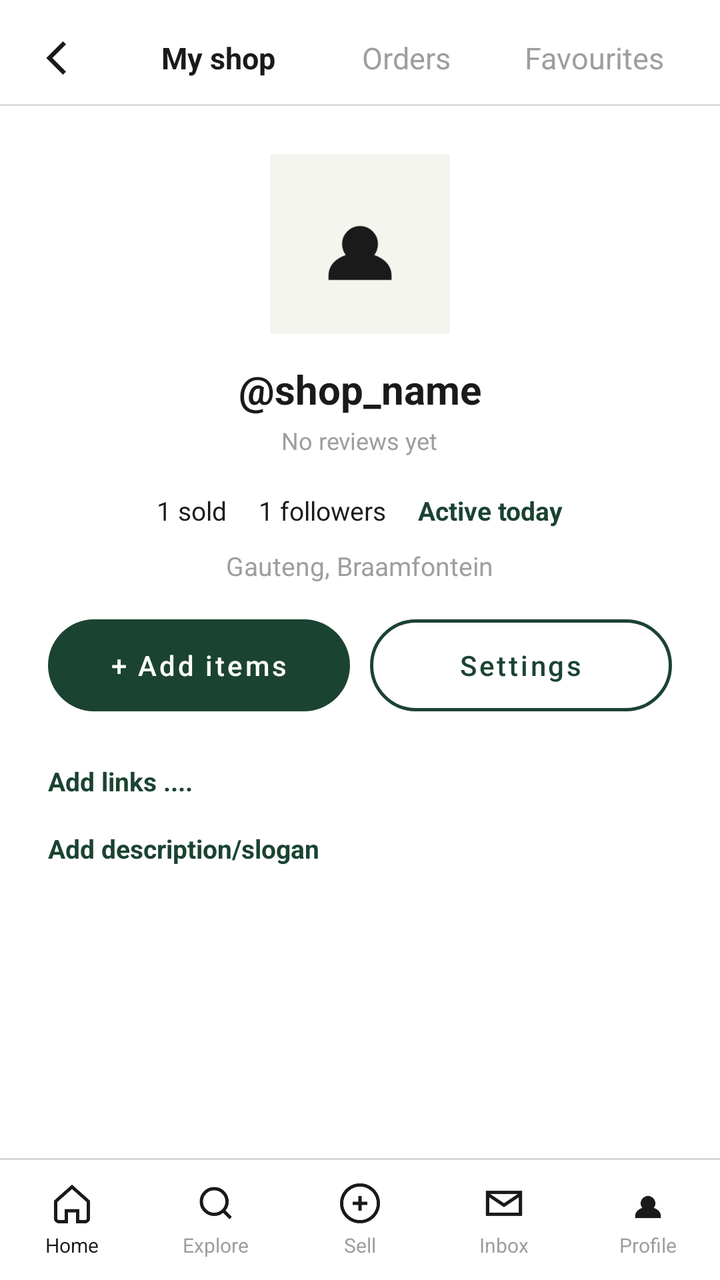
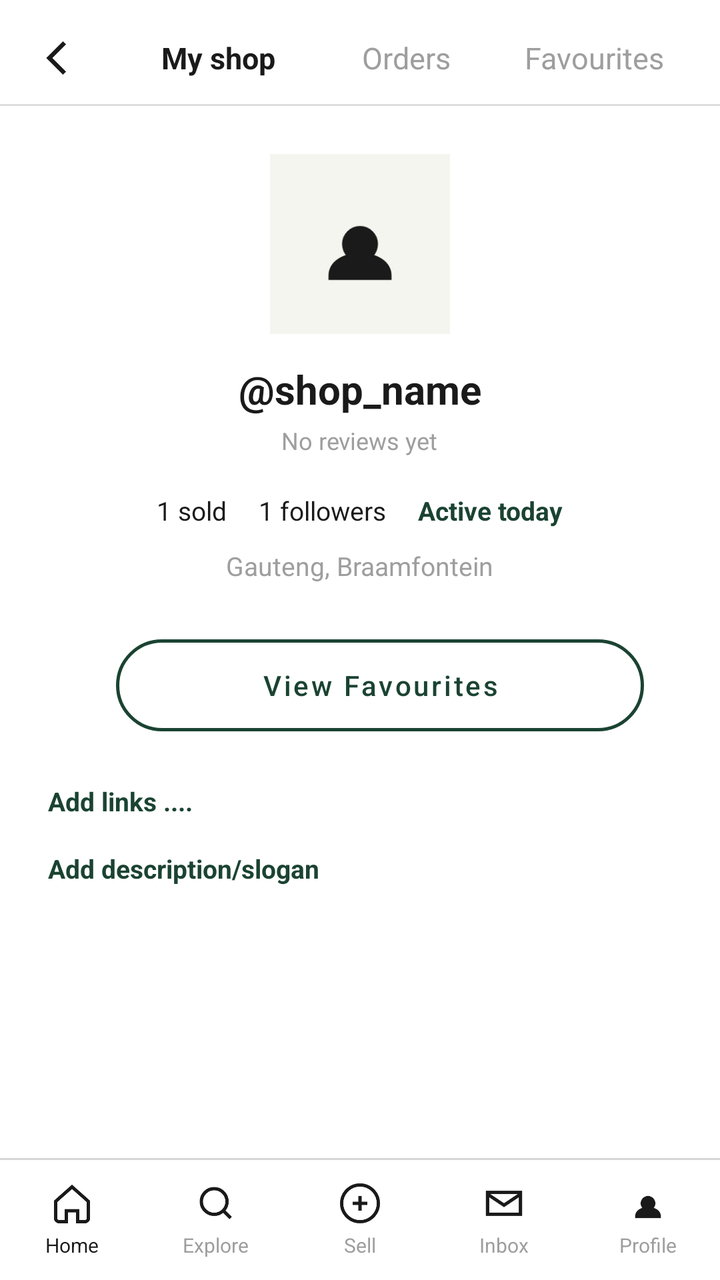

The first picture is an Android layout as it rendered before a commit; the second is the same layout after the commit. The layout source and the unified diff follow.
<!-- AndroidManifest.xml: application theme Theme.VougeCycle -->
<!-- res/layout/activity_shop_profile.xml -->
<?xml version="1.0" encoding="utf-8"?>
<LinearLayout xmlns:android="http://schemas.android.com/apk/res/android"
    android:layout_width="match_parent"
    android:layout_height="match_parent"
    android:orientation="vertical"
    android:background="@color/vc_white">

    <ScrollView
        android:layout_width="match_parent"
        android:layout_height="0dp"
        android:layout_weight="1"
        android:fillViewport="true">

    <LinearLayout
        android:layout_width="match_parent"
        android:layout_height="wrap_content"
        android:orientation="vertical"
        android:paddingBottom="24dp">

        
        <LinearLayout
            android:layout_width="match_parent"
            android:layout_height="wrap_content"
            android:orientation="horizontal"
            android:gravity="center_vertical"
            android:paddingHorizontal="16dp"
            android:paddingTop="16dp"
            android:paddingBottom="10dp">

            <ImageView
                android:id="@+id/ivBack"
                android:layout_width="26dp"
                android:layout_height="26dp"
                android:src="@drawable/ic_back_arrow"
                android:contentDescription="Back"/>

            <TextView
                android:id="@+id/tvTabShop"
                android:layout_width="0dp"
                android:layout_height="wrap_content"
                android:layout_weight="1"
                android:layout_marginStart="20dp"
                android:gravity="center"
                android:text="My shop"
                android:textColor="@color/vc_black"
                android:textSize="15sp"
                android:textStyle="bold"/>

            <TextView
                android:id="@+id/tvTabOrders"
                android:layout_width="0dp"
                android:layout_height="wrap_content"
                android:layout_weight="1"
                android:gravity="center"
                android:text="Orders"
                android:textColor="@color/vc_grey_text"
                android:textSize="15sp"/>

            <TextView
                android:id="@+id/tvTabFavourites"
                android:layout_width="0dp"
                android:layout_height="wrap_content"
                android:layout_weight="1"
                android:gravity="center"
                android:text="Favourites"
                android:textColor="@color/vc_grey_text"
                android:textSize="15sp"/>
        </LinearLayout>

        <View
            android:layout_width="match_parent"
            android:layout_height="1dp"
            android:background="@color/vc_border"/>

        
        <LinearLayout
            android:layout_width="match_parent"
            android:layout_height="wrap_content"
            android:orientation="vertical"
            android:gravity="center"
            android:paddingTop="24dp">

            <ImageView
                android:id="@+id/ivAvatar"
                android:layout_width="90dp"
                android:layout_height="90dp"
                android:src="@drawable/ic_profile"
                android:background="@color/vc_off_white"
                android:padding="18dp"
                android:contentDescription="Avatar"/>

            <TextView
                android:id="@+id/tvShopName"
                android:layout_width="wrap_content"
                android:layout_height="wrap_content"
                android:layout_marginTop="14dp"
                android:text="@shop_name"
                android:textColor="@color/vc_black"
                android:textSize="20sp"
                android:textStyle="bold"/>

            <TextView
                android:layout_width="wrap_content"
                android:layout_height="wrap_content"
                android:layout_marginTop="4dp"
                android:text="No reviews yet"
                android:textColor="@color/vc_grey_text"
                android:textSize="12sp"/>
        </LinearLayout>

        
        <LinearLayout
            android:layout_width="match_parent"
            android:layout_height="wrap_content"
            android:orientation="horizontal"
            android:gravity="center"
            android:paddingHorizontal="24dp"
            android:layout_marginTop="18dp">

            <TextView
                android:layout_width="wrap_content"
                android:layout_height="wrap_content"
                android:text="1 sold"
                android:textColor="@color/vc_black"
                android:textSize="13sp"/>

            <TextView
                android:layout_width="wrap_content"
                android:layout_height="wrap_content"
                android:layout_marginStart="16dp"
                android:text="1 followers"
                android:textColor="@color/vc_black"
                android:textSize="13sp"/>

            <TextView
                android:layout_width="wrap_content"
                android:layout_height="wrap_content"
                android:layout_marginStart="16dp"
                android:text="Active today"
                android:textColor="@color/vc_green"
                android:textSize="13sp"
                android:textStyle="bold"/>
        </LinearLayout>

        
        <TextView
            android:layout_width="wrap_content"
            android:layout_height="wrap_content"
            android:layout_gravity="center"
            android:layout_marginTop="10dp"
            android:text="Gauteng, Braamfontein"
            android:textColor="@color/vc_grey_text"
            android:textSize="13sp"/>

        
        <LinearLayout
            android:layout_width="match_parent"
            android:layout_height="wrap_content"
            android:orientation="horizontal"
            android:paddingHorizontal="24dp"
            android:layout_marginTop="18dp">

            <Button
                android:id="@+id/btnAddItems"
                android:layout_width="0dp"
                android:layout_height="46dp"
                android:layout_weight="1"
                android:background="@drawable/bg_button_primary"
                android:text="+ Add items"
                android:textColor="@color/vc_white"
                android:textSize="14sp"
                android:textAllCaps="false"
                android:stateListAnimator="@null"/>

            <Button
                android:id="@+id/btnSettings"
                android:layout_width="0dp"
                android:layout_height="46dp"
                android:layout_weight="1"
                android:layout_marginStart="10dp"
                android:background="@drawable/bg_button_outline"
                android:text="Settings"
                android:textColor="@color/vc_green"
                android:textSize="14sp"
                android:textAllCaps="false"
                android:stateListAnimator="@null"/>
        </LinearLayout>

        
        <LinearLayout
            android:layout_width="match_parent"
            android:layout_height="wrap_content"
            android:orientation="vertical"
            android:paddingHorizontal="24dp"
            android:layout_marginTop="18dp">

            <TextView
                android:id="@+id/tvAddLinks"
                android:layout_width="match_parent"
                android:layout_height="wrap_content"
                android:paddingVertical="8dp"
                android:text="Add links ...."
                android:textColor="@color/vc_green"
                android:textSize="13sp"
                android:textStyle="bold"/>

            <TextView
                android:id="@+id/tvAddDescription"
                android:layout_width="match_parent"
                android:layout_height="wrap_content"
                android:paddingVertical="8dp"
                android:text="Add description/slogan"
                android:textColor="@color/vc_green"
                android:textSize="13sp"
                android:textStyle="bold"/>
        </LinearLayout>

        
        <androidx.recyclerview.widget.RecyclerView
            android:id="@+id/rvShopProducts"
            android:layout_width="match_parent"
            android:layout_height="wrap_content"
            android:layout_marginTop="14dp"
            android:paddingHorizontal="14dp"
            android:clipToPadding="false"
            android:nestedScrollingEnabled="false"/>

    </LinearLayout>
    </ScrollView>

    <View
        android:layout_width="match_parent"
        android:layout_height="1dp"
        android:background="@color/vc_border"/>

    <include
        android:id="@+id/bottomNav"
        layout="@layout/bottom_nav"/>

</LinearLayout>
<!-- res/layout/bottom_nav.xml (included above) -->
<?xml version="1.0" encoding="utf-8"?>
<LinearLayout xmlns:android="http://schemas.android.com/apk/res/android"
    android:layout_width="match_parent"
    android:layout_height="60dp"
    android:orientation="horizontal"
    android:background="@color/vc_white"
    android:elevation="4dp">

    
    <LinearLayout
        android:id="@+id/navHome"
        android:layout_width="0dp"
        android:layout_height="match_parent"
        android:layout_weight="1"
        android:orientation="vertical"
        android:gravity="center"
        android:clickable="true"
        android:focusable="true"
        android:background="?attr/selectableItemBackground">

        <ImageView
            android:layout_width="22dp"
            android:layout_height="22dp"
            android:src="@drawable/ic_home"
            android:contentDescription="Home"/>

        <TextView
            android:id="@+id/tvNavHome"
            android:layout_width="wrap_content"
            android:layout_height="wrap_content"
            android:layout_marginTop="3dp"
            android:text="Home"
            android:textColor="@color/vc_black"
            android:textSize="10sp"/>
    </LinearLayout>

    
    <LinearLayout
        android:id="@+id/navExplore"
        android:layout_width="0dp"
        android:layout_height="match_parent"
        android:layout_weight="1"
        android:orientation="vertical"
        android:gravity="center"
        android:clickable="true"
        android:focusable="true"
        android:background="?attr/selectableItemBackground">

        <ImageView
            android:layout_width="22dp"
            android:layout_height="22dp"
            android:src="@drawable/ic_search"
            android:contentDescription="Explore"/>

        <TextView
            android:id="@+id/tvNavExplore"
            android:layout_width="wrap_content"
            android:layout_height="wrap_content"
            android:layout_marginTop="3dp"
            android:text="Explore"
            android:textColor="@color/vc_grey_text"
            android:textSize="10sp"/>
    </LinearLayout>

    
    <LinearLayout
        android:id="@+id/navSell"
        android:layout_width="0dp"
        android:layout_height="match_parent"
        android:layout_weight="1"
        android:orientation="vertical"
        android:gravity="center"
        android:clickable="true"
        android:focusable="true"
        android:background="?attr/selectableItemBackground">

        <ImageView
            android:layout_width="22dp"
            android:layout_height="22dp"
            android:src="@drawable/ic_add_circle"
            android:contentDescription="Sell"/>

        <TextView
            android:id="@+id/tvNavSell"
            android:layout_width="wrap_content"
            android:layout_height="wrap_content"
            android:layout_marginTop="3dp"
            android:text="Sell"
            android:textColor="@color/vc_grey_text"
            android:textSize="10sp"/>
    </LinearLayout>

    
    <LinearLayout
        android:id="@+id/navInbox"
        android:layout_width="0dp"
        android:layout_height="match_parent"
        android:layout_weight="1"
        android:orientation="vertical"
        android:gravity="center"
        android:clickable="true"
        android:focusable="true"
        android:background="?attr/selectableItemBackground">

        <ImageView
            android:layout_width="22dp"
            android:layout_height="22dp"
            android:src="@drawable/ic_inbox"
            android:contentDescription="Inbox"/>

        <TextView
            android:id="@+id/tvNavInbox"
            android:layout_width="wrap_content"
            android:layout_height="wrap_content"
            android:layout_marginTop="3dp"
            android:text="Inbox"
            android:textColor="@color/vc_grey_text"
            android:textSize="10sp"/>
    </LinearLayout>

    
    <LinearLayout
        android:id="@+id/navProfile"
        android:layout_width="0dp"
        android:layout_height="match_parent"
        android:layout_weight="1"
        android:orientation="vertical"
        android:gravity="center"
        android:clickable="true"
        android:focusable="true"
        android:background="?attr/selectableItemBackground">

        <ImageView
            android:layout_width="22dp"
            android:layout_height="22dp"
            android:src="@drawable/ic_profile"
            android:contentDescription="Profile"/>

        <TextView
            android:id="@+id/tvNavProfile"
            android:layout_width="wrap_content"
            android:layout_height="wrap_content"
            android:layout_marginTop="3dp"
            android:text="Profile"
            android:textColor="@color/vc_grey_text"
            android:textSize="10sp"/>
    </LinearLayout>

</LinearLayout>
<!-- resources referenced by this layout -->
<resources>
  <color name="vc_black">#1A1A1A</color>
  <color name="vc_border">#DDDDDD</color>
  <color name="vc_green">#1B4332</color>
  <color name="vc_grey_text">#9E9E9E</color>
  <color name="vc_off_white">#F5F5F0</color>
  <color name="vc_white">#FFFFFF</color>
  <!-- drawable bg_button_outline (drawable) -->
  <?xml version="1.0" encoding="utf-8"?>
  <shape xmlns:android="http://schemas.android.com/apk/res/android">
  
      <solid android:color="@android:color/transparent"/>
      <corners android:radius="24dp"/>
      <stroke android:width="1.5dp" android:color="@color/vc_green"/>
  </shape>
  <!-- drawable bg_button_primary (drawable) -->
  <?xml version="1.0" encoding="utf-8"?>
  <shape xmlns:android="http://schemas.android.com/apk/res/android">
  
      <solid android:color="@color/vc_green"/>
      <corners android:radius="24dp"/>
  </shape>
  <!-- drawable ic_back_arrow (drawable) -->
  <?xml version="1.0" encoding="utf-8"?>
  <vector xmlns:android="http://schemas.android.com/apk/res/android"
  
      android:width="24dp" android:height="24dp"
      android:viewportWidth="24" android:viewportHeight="24">
      <path android:fillColor="#00000000"
          android:strokeColor="#1A1A1A" android:strokeWidth="2"
          android:pathData="M15,5l-7,7l7,7"/>
  </vector>
  <!-- drawable ic_home (drawable) -->
  <?xml version="1.0" encoding="utf-8"?>
  <vector xmlns:android="http://schemas.android.com/apk/res/android"
      android:width="24dp" android:height="24dp"
      android:viewportWidth="24" android:viewportHeight="24">
      <path android:fillColor="#00000000"
          android:strokeColor="#1A1A1A" android:strokeWidth="1.8"
          android:pathData="M3,11l9,-8l9,8v9a2,2 0 0,1 -2,2h-4v-6h-6v6H5a2,2 0 0,1 -2,-2z"/>
  </vector>
  <!-- drawable ic_inbox (drawable) -->
  <?xml version="1.0" encoding="utf-8"?>
  <vector xmlns:android="http://schemas.android.com/apk/res/android"
  
      android:width="24dp" android:height="24dp"
      android:viewportWidth="24" android:viewportHeight="24">
      <path android:fillColor="#00000000"
          android:strokeColor="#1A1A1A" android:strokeWidth="1.8"
          android:pathData="M3,6h18v12H3z"/>
      <path android:fillColor="#00000000"
          android:strokeColor="#1A1A1A" android:strokeWidth="1.8"
          android:pathData="M3,7l9,6l9,-6"/>
  </vector>
  <!-- drawable ic_profile (drawable) -->
  <?xml version="1.0" encoding="utf-8"?>
  <vector xmlns:android="http://schemas.android.com/apk/res/android"
  
      android:width="24dp" android:height="24dp"
      android:viewportWidth="24" android:viewportHeight="24">
      <path android:fillColor="#1A1A1A"
          android:pathData="M12,12m-4,0a4,4 0 1,0 8,0a4,4 0 1,0 -8,0"/>
      <path android:fillColor="#1A1A1A"
          android:pathData="M12,14c-4,0 -7,2 -7,5v1h14v-1c0,-3 -3,-5 -7,-5z"/>
  </vector>
  <!-- drawable ic_search (drawable) -->
  <?xml version="1.0" encoding="utf-8"?>
  <vector xmlns:android="http://schemas.android.com/apk/res/android"
  
      android:width="24dp" android:height="24dp"
      android:viewportWidth="24" android:viewportHeight="24">
      <path android:fillColor="#00000000"
          android:strokeColor="#1A1A1A" android:strokeWidth="1.8"
          android:pathData="M11,11m-7,0a7,7 0 1,0 14,0a7,7 0 1,0 -14,0"/>
      <path android:fillColor="#00000000"
          android:strokeColor="#1A1A1A" android:strokeWidth="1.8"
          android:pathData="M20,20l-4,-4"/>
  </vector>
  <style name="Theme.VougeCycle" parent="Theme.MaterialComponents.Light.NoActionBar">
          <item name="colorPrimary">@color/vc_green</item>
          <item name="colorPrimaryDark">@color/vc_green_dark</item>
          <item name="colorAccent">@color/vc_green</item>
          <item name="android:statusBarColor">@color/vc_green</item>
          <item name="android:windowLightStatusBar">false</item>
      </style>
  <color name="vc_green_dark">#0B2A1E</color>
  <!-- unchanged entries left out for length: 1 -->
</resources>

<!-- the commit's change to res/layout/activity_shop_profile.xml (unified diff, before → after) -->
@@ -184,6 +184,20 @@
                 android:textSize="14sp"
                 android:textAllCaps="false"
                 android:stateListAnimator="@null"/>
+
+            
+            <Button
+                android:id="@+id/btnViewFavourites"
+                android:layout_width="match_parent"
+                android:layout_height="46dp"
+                android:layout_marginHorizontal="24dp"
+                android:layout_marginTop="10dp"
+                android:background="@drawable/bg_button_outline"
+                android:text="View Favourites"
+                android:textColor="@color/vc_green"
+                android:textSize="14sp"
+                android:textAllCaps="false"
+                android:stateListAnimator="@null"/>
         </LinearLayout>
 
         
